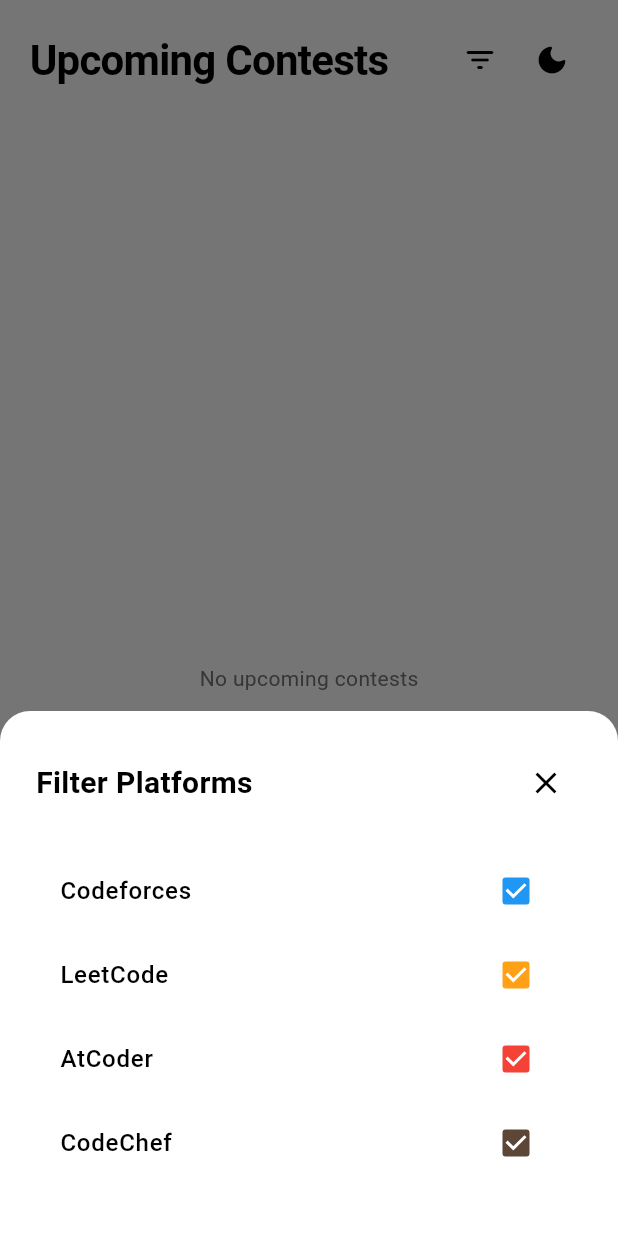
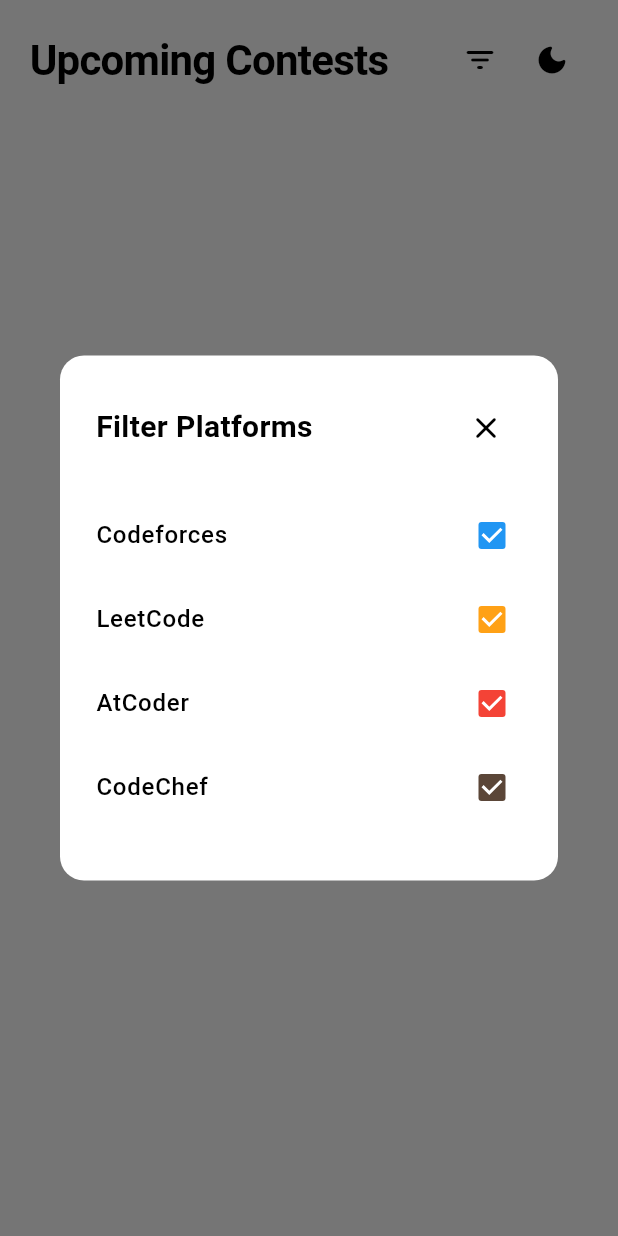
Before and after one commit to happybear-21/cp-arena, a Flutter app: the screen it shows after launch, after a tap on the "filter list" icon, on a phone screen of 412 x 824 dp. Run offline on Flutter 3.47's test engine with Material 3 defaults, Android fonts, the phone set to English and light mode, and no system bars; network calls fail.

```diff
--- a/lib/pages/home_page.dart
+++ b/lib/pages/home_page.dart
@@ -174,20 +174,22 @@ class _HomePageState extends State<HomePage> {
     return [];
   }
 
-  void _showFilterBottomSheet() {
+  void _showFilterDialog() {
     final isDark = Theme.of(context).brightness == Brightness.dark;
 
-    showModalBottomSheet(
+    showDialog(
       context: context,
-      backgroundColor: isDark ? const Color(0xFF1E1E1E) : Colors.white,
-      shape: const RoundedRectangleBorder(
-        borderRadius: BorderRadius.vertical(top: Radius.circular(20)),
-      ),
       builder: (context) {
         return StatefulBuilder(
-          builder: (context, setModalState) {
-            return Container(
+          builder: (context, setDialogState) {
+            return Dialog(
+              backgroundColor: isDark ? const Color(0xFF1E1E1E) : Colors.white,
+              shape: RoundedRectangleBorder(
+                borderRadius: BorderRadius.circular(16),
+              ),
+              child: Container(
                 padding: const EdgeInsets.all(24),
+                constraints: const BoxConstraints(maxWidth: 400),
                 child: Column(
                   mainAxisSize: MainAxisSize.min,
                   crossAxisAlignment: CrossAxisAlignment.start,
@@ -205,10 +207,12 @@ class _HomePageState extends State<HomePage> {
                         ),
                         IconButton(
                           icon: Icon(
-                          Icons.close,
+                            Icons.close_rounded,
                             color: isDark ? Colors.white : Colors.black,
                           ),
                           onPressed: () => Navigator.pop(context),
+                          padding: EdgeInsets.zero,
+                          constraints: const BoxConstraints(),
                         ),
                       ],
                     ),
@@ -219,6 +223,7 @@ class _HomePageState extends State<HomePage> {
                       final isSelected = selectedPlatforms.contains(platform);
 
                       return CheckboxListTile(
+                        contentPadding: EdgeInsets.zero,
                         title: Text(
                           platform,
                           style: TextStyle(
@@ -230,7 +235,7 @@ class _HomePageState extends State<HomePage> {
                         activeColor: color,
                         checkColor: Colors.white,
                         onChanged: (bool? value) {
-                        setModalState(() {
+                          setDialogState(() {
                             setState(() {
                               if (value == true) {
                                 selectedPlatforms.add(platform);
@@ -245,6 +250,7 @@ class _HomePageState extends State<HomePage> {
                     }),
                     const SizedBox(height: 10),
                   ],
+                ),
               ),
             );
           },
@@ -304,7 +310,7 @@ class _HomePageState extends State<HomePage> {
                           color: isDark ? Colors.white : Colors.black,
                           size: 24,
                         ),
-                        onPressed: _showFilterBottomSheet,
+                        onPressed: _showFilterDialog,
                         tooltip: 'Filter',
                       ),
                       IconButton(
```
Lines whose indentation alone changed are shown as unchanged.
